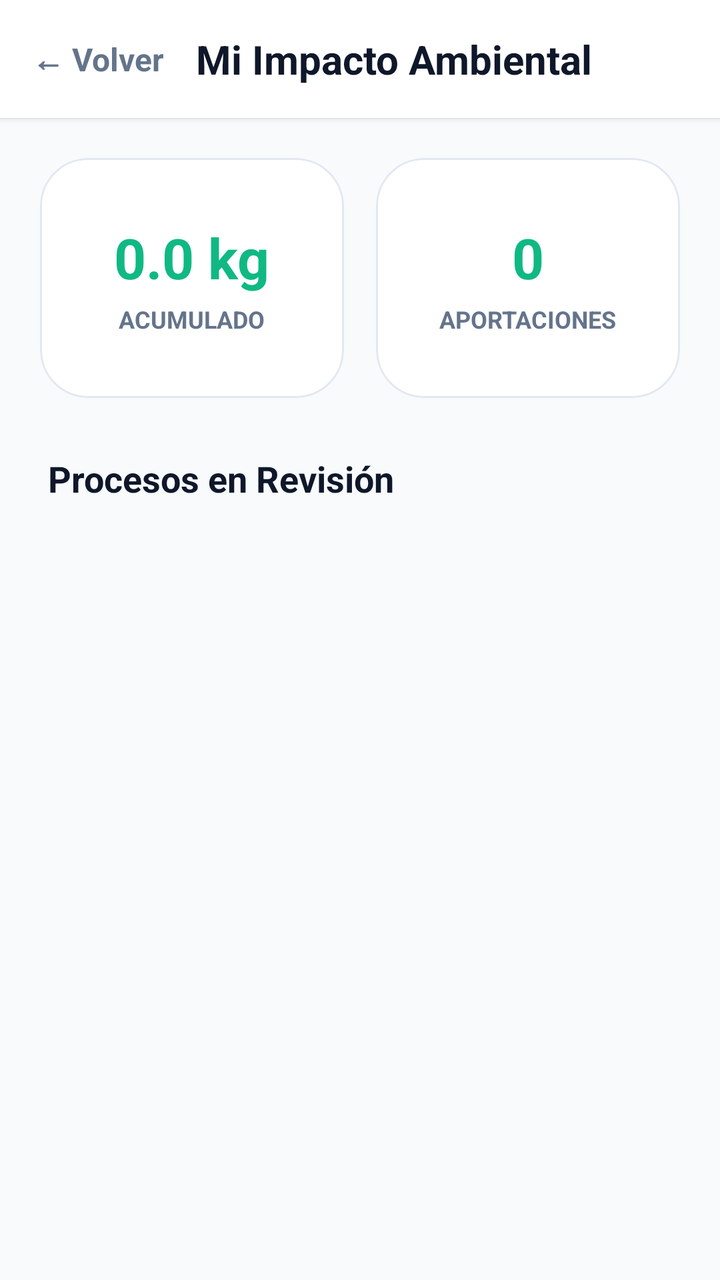
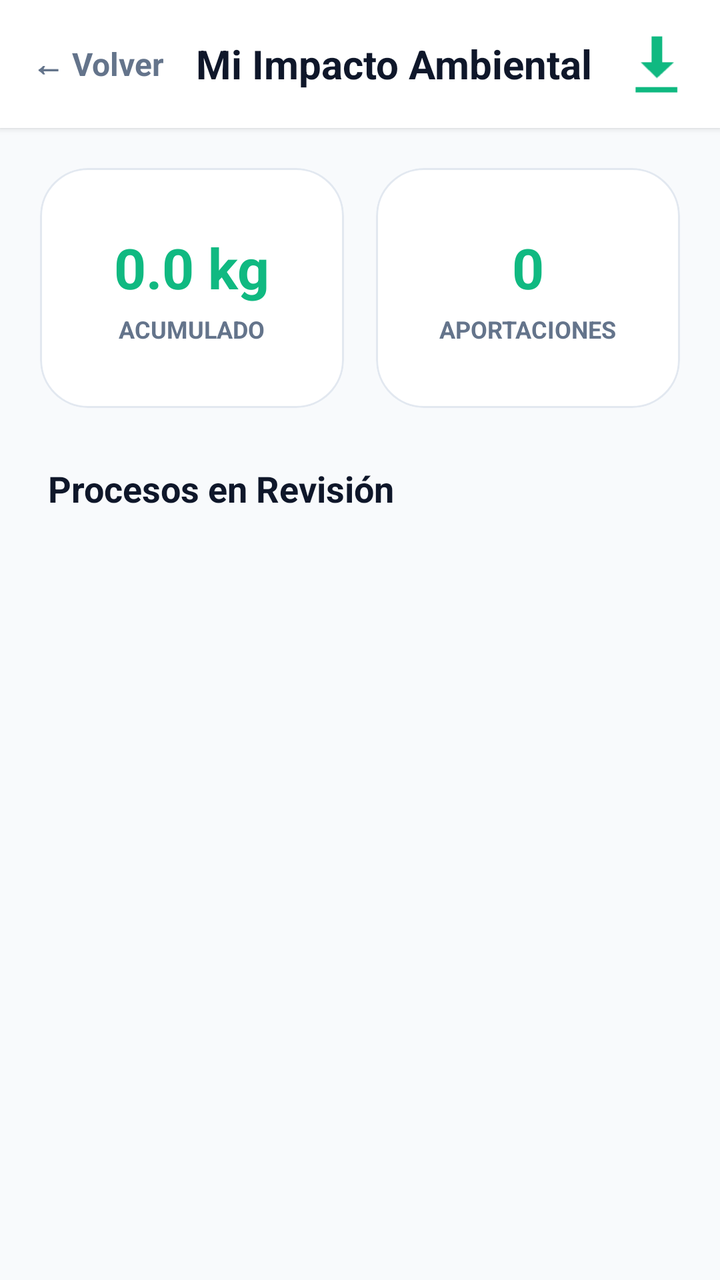

Compare the two renders of this Android layout. The source of the first and the diff that turns it into the second are given below.
<!-- AndroidManifest.xml: application theme Theme.Ecoresiduos -->
<!-- res/layout/activity_user_impacto.xml -->
<?xml version="1.0" encoding="utf-8"?>
<androidx.constraintlayout.widget.ConstraintLayout
    xmlns:android="http://schemas.android.com/apk/res/android"
    xmlns:app="http://schemas.android.com/apk/res-auto"
    android:layout_width="match_parent"
    android:layout_height="match_parent"
    android:background="#F8FAFC">

    <LinearLayout
        android:id="@+id/headerImpacto"
        android:layout_width="match_parent"
        android:layout_height="wrap_content"
        android:background="@color/white"
        android:elevation="2dp"
        android:orientation="horizontal"
        android:padding="16dp"
        android:gravity="center_vertical"
        app:layout_constraintTop_toTopOf="parent">

        <TextView
            android:id="@+id/btnBackImpacto"
            android:layout_width="wrap_content"
            android:layout_height="wrap_content"
            android:text="← Volver"
            android:textSize="16sp"
            android:textColor="#64748B"
            android:textStyle="bold"
            android:paddingEnd="16dp"
            android:clickable="true"
            android:focusable="true"/>

        <TextView
            android:layout_width="wrap_content"
            android:layout_height="wrap_content"
            android:text="Mi Impacto Ambiental"
            android:textColor="#0F172A"
            android:textSize="20sp"
            android:textStyle="bold" />
    </LinearLayout>

    <LinearLayout
        android:id="@+id/statsLayout"
        android:layout_width="match_parent"
        android:layout_height="wrap_content"
        android:orientation="horizontal"
        android:padding="20dp"
        app:layout_constraintTop_toBottomOf="@id/headerImpacto">

        <com.google.android.material.card.MaterialCardView
            android:layout_width="0dp"
            android:layout_height="120dp"
            android:layout_weight="1"
            android:layout_marginEnd="8dp"
            app:cardBackgroundColor="@color/white"
            app:cardCornerRadius="24dp"
            app:cardElevation="0dp"
            app:strokeWidth="1dp"
            app:strokeColor="#E2E8F0">
            <LinearLayout
                android:layout_width="match_parent"
                android:layout_height="match_parent"
                android:gravity="center"
                android:orientation="vertical">
                <TextView
                    android:id="@+id/tvTotalKilos"
                    android:layout_width="wrap_content"
                    android:layout_height="wrap_content"
                    android:text="0.0 kg"
                    android:textColor="#10B981"
                    android:textSize="28sp"
                    android:textStyle="bold"/>
                <TextView
                    android:layout_width="wrap_content"
                    android:layout_height="wrap_content"
                    android:text="ACUMULADO"
                    android:textSize="12sp"
                    android:textStyle="bold"
                    android:layout_marginTop="4dp"
                    android:textColor="#64748B"/>
            </LinearLayout>
        </com.google.android.material.card.MaterialCardView>

        <com.google.android.material.card.MaterialCardView
            android:layout_width="0dp"
            android:layout_height="120dp"
            android:layout_weight="1"
            android:layout_marginStart="8dp"
            app:cardBackgroundColor="@color/white"
            app:cardCornerRadius="24dp"
            app:cardElevation="0dp"
            app:strokeWidth="1dp"
            app:strokeColor="#E2E8F0">
            <LinearLayout
                android:layout_width="match_parent"
                android:layout_height="match_parent"
                android:gravity="center"
                android:orientation="vertical">
                <TextView
                    android:id="@+id/tvTotalEntregas"
                    android:layout_width="wrap_content"
                    android:layout_height="wrap_content"
                    android:text="0"
                    android:textColor="#10B981"
                    android:textSize="28sp"
                    android:textStyle="bold"/>
                <TextView
                    android:layout_width="wrap_content"
                    android:layout_height="wrap_content"
                    android:text="APORTACIONES"
                    android:textSize="12sp"
                    android:textStyle="bold"
                    android:layout_marginTop="4dp"
                    android:textColor="#64748B"/>
            </LinearLayout>
        </com.google.android.material.card.MaterialCardView>
    </LinearLayout>

    <TextView
        android:id="@+id/tvLabelLotes"
        android:layout_width="wrap_content"
        android:layout_height="wrap_content"
        android:layout_marginStart="24dp"
        android:layout_marginTop="8dp"
        android:text="Procesos en Revisión"
        android:textColor="#0F172A"
        android:textSize="18sp"
        android:textStyle="bold"
        app:layout_constraintTop_toBottomOf="@id/statsLayout"
        app:layout_constraintStart_toStartOf="parent"/>

    <ScrollView
        android:layout_width="match_parent"
        android:layout_height="0dp"
        android:padding="20dp"
        android:clipToPadding="false"
        app:layout_constraintTop_toBottomOf="@id/tvLabelLotes"
        app:layout_constraintBottom_toBottomOf="parent">

        <LinearLayout
            android:id="@+id/containerLotes"
            android:layout_width="match_parent"
            android:layout_height="wrap_content"
            android:orientation="vertical">
            
        </LinearLayout>
    </ScrollView>

</androidx.constraintlayout.widget.ConstraintLayout>
<!-- resources referenced by this layout -->
<resources>
  <color name="white">#FFFFFFFF</color>
  <style name="Theme.Ecoresiduos" parent="Base.Theme.Ecoresiduos" />
  <style name="Base.Theme.Ecoresiduos" parent="Theme.Material3.DayNight.NoActionBar">
          
          
      </style>
</resources>

<!-- the commit's change to res/layout/activity_user_impacto.xml (unified diff, before → after) -->
@@ -29,13 +29,28 @@
             android:clickable="true"
             android:focusable="true"/>
 
+        
         <TextView
-            android:layout_width="wrap_content"
+            android:layout_width="0dp"
+            android:layout_weight="1"
             android:layout_height="wrap_content"
             android:text="Mi Impacto Ambiental"
             android:textColor="#0F172A"
             android:textSize="20sp"
             android:textStyle="bold" />
+
+        
+        <ImageView
+            android:id="@+id/btnDescargarPDF"
+            android:layout_width="32dp"
+            android:layout_height="32dp"
+            android:src="@android:drawable/stat_sys_download"
+            app:tint="#10B981"
+            android:clickable="true"
+            android:focusable="true"/>
+
+
+
     </LinearLayout>
 
     <LinearLayout
